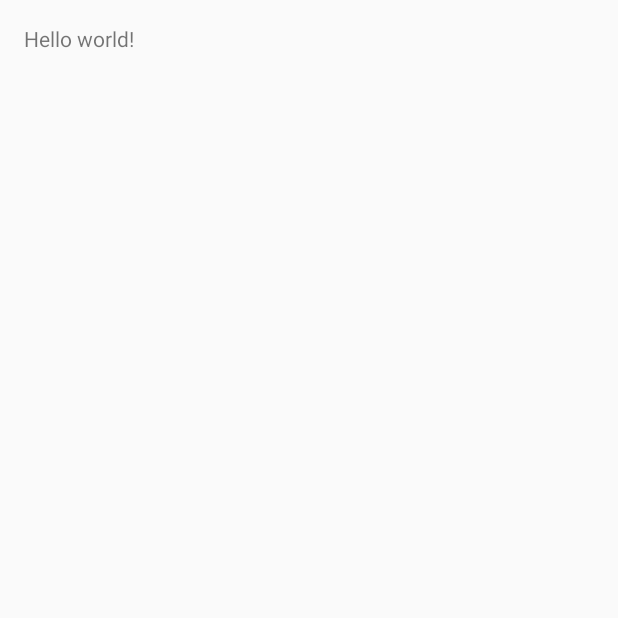
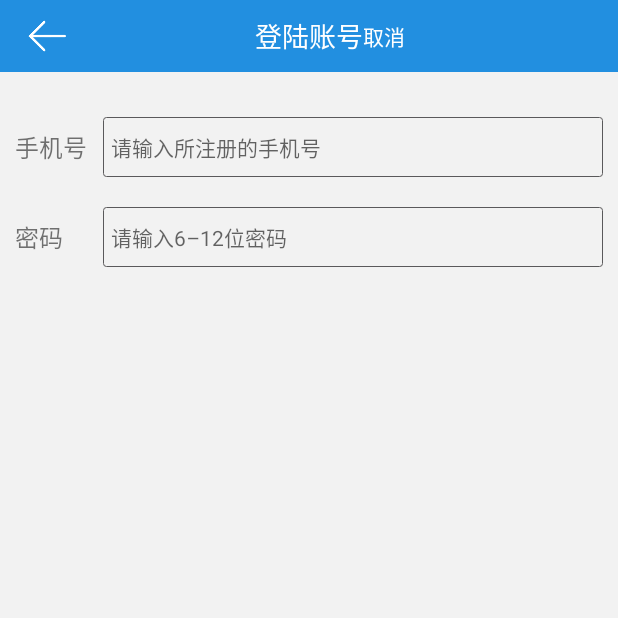
Before and after one commit to miniPinocchio/Ceremony, an Android app: the screen it shows after launch (MainActivity before the commit, LoginActivity after it), on a phone screen of 412 x 824 dp, the top half of it. Before the commit the part shown is almost empty. Run offline under Robolectric (Android 15) with nearby library versions, the phone set to English and light mode, and no system bars; our stand-ins replace ButterKnife.

Commit message:
berial提交

```diff
--- a/app/src/main/java/com/liuhui/ceremony/app/activity/LoginActivity.java
+++ b/app/src/main/java/com/liuhui/ceremony/app/activity/LoginActivity.java
@@ -7,13 +7,15 @@ import android.widget.TextView;
 import com.liuhui.ceremony.app.R;
 import com.liuhui.ceremony.app.base.BaseActivity;
 
+import butterknife.ButterKnife;
 import butterknife.InjectView;
+import butterknife.OnClick;
 
 
 /**
  * 登陆界面
  */
-public class LoginActivity extends BaseActivity implements View.OnClickListener {
+public class LoginActivity extends BaseActivity {
 
 	@InjectView(R.id.back)
 	ImageView back;
@@ -27,18 +29,21 @@ public class LoginActivity extends BaseActivity implements View.OnClickListener
 	@Override
 	protected void initViews() {
 		setContentView(R.layout.activity_login);
-		back.setOnClickListener(this);
+
+		ButterKnife.inject(this);
 
 		title.setText(R.string.login_title);
 		rightText.setText(R.string.cancel);
 	}
 
-	@Override
-	public void onClick(View v) {
+	@OnClick(value = { R.id.back, R.id.actionBarRightText })
+	void setClickEvent(View v) {
 		switch(v.getId()) {
 			case R.id.back:
 				finish();
 				break;
+			case R.id.actionBarRightText:
+				break;
 		}
 	}
 }
--- a/app/src/main/java/com/liuhui/ceremony/app/activity/SplashActivity.java
+++ b/app/src/main/java/com/liuhui/ceremony/app/activity/SplashActivity.java
@@ -19,7 +19,7 @@ public class SplashActivity extends BaseActivity {
 
 			@Override
 			public void run() {
-				startActivity(new Intent(SplashActivity.this, MainActivity.class));
+				startActivity(new Intent(SplashActivity.this, LoginActivity.class));
 				finish();
 			}
 		}, 2000);
--- a/app/src/main/java/com/liuhui/ceremony/app/base/BaseActivity.java
+++ b/app/src/main/java/com/liuhui/ceremony/app/base/BaseActivity.java
@@ -6,8 +6,6 @@ import android.support.v7.app.AppCompatActivity;
 
 import com.liuhui.ceremony.app.AppManager;
 import com.liuhui.ceremony.app.util.LogUtil;
-
-import butterknife.ButterKnife;
 
 /**
  * Activity基类
@@ -41,7 +39,7 @@ public abstract class BaseActivity extends AppCompatActivity {
 		setRequestedOrientation(ActivityInfo.SCREEN_ORIENTATION_PORTRAIT);
 
 		initViews();
-		ButterKnife.inject(this);
+
 		AppManager.getAppManager().addActivity(this);
 	}
 
--- /dev/null
+++ b/app/src/main/res/drawable/shape_round_rect.xml
@@ -0,0 +1,7 @@
+<?xml version="1.0" encoding="utf-8"?>
+<shape xmlns:android="http://schemas.android.com/apk/res/android">
+    <corners android:radius="2dp"/>
+    <stroke
+        android:width="1px"
+        android:color="@color/button_material_dark"/>
+</shape>
--- a/app/src/main/res/layout/activity_login.xml
+++ b/app/src/main/res/layout/activity_login.xml
@@ -5,4 +5,62 @@
               android:orientation="vertical">
 
     <include layout="@layout/action_bar"/>
+
+    <LinearLayout
+        android:layout_width="match_parent"
+        android:layout_height="40dp"
+        android:layout_marginTop="30dp"
+        android:gravity="center_vertical"
+        android:orientation="horizontal"
+        android:paddingLeft="10dp"
+        android:paddingRight="10dp"
+        android:weightSum="1">
+
+        <TextView
+            android:layout_width="0dp"
+            android:layout_height="wrap_content"
+            android:layout_weight="0.15"
+            android:text="@string/mobile_phone"
+            android:textSize="16sp"/>
+
+        <EditText
+            android:layout_width="0dp"
+            android:layout_height="match_parent"
+            android:layout_weight="0.85"
+            android:background="@drawable/shape_round_rect"
+            android:hint="@string/input_login_mobile_phone"
+            android:inputType="phone"
+            android:maxLength="11"
+            android:padding="5dp"
+            android:textSize="14sp"/>
+    </LinearLayout>
+
+    <LinearLayout
+        android:layout_width="match_parent"
+        android:layout_height="40dp"
+        android:layout_marginTop="20dp"
+        android:gravity="center_vertical"
+        android:orientation="horizontal"
+        android:paddingLeft="10dp"
+        android:paddingRight="10dp"
+        android:weightSum="1">
+
+        <TextView
+            android:layout_width="0dp"
+            android:layout_height="wrap_content"
+            android:layout_weight="0.15"
+            android:text="@string/password"
+            android:textSize="16sp"/>
+
+        <EditText
+            android:layout_width="0dp"
+            android:layout_height="match_parent"
+            android:layout_weight="0.85"
+            android:background="@drawable/shape_round_rect"
+            android:hint="@string/input_login_password"
+            android:inputType="textPassword"
+            android:maxLength="12"
+            android:padding="5dp"
+            android:textSize="14sp"/>
+    </LinearLayout>
 </LinearLayout>
--- a/app/src/main/res/values/colors.xml
+++ b/app/src/main/res/values/colors.xml
@@ -2,4 +2,5 @@
 <resources>
     <color name="action_bar_background">#228fe0</color>
     <color name="write">#fff</color>
+    <color name="window_background">#f2f2f2</color>
 </resources>
--- a/app/src/main/res/values/strings.xml
+++ b/app/src/main/res/values/strings.xml
@@ -3,6 +3,11 @@
 
     <string name="login_title">登陆账号</string>
     <string name="cancel">取消</string>
+    <string name="mobile_phone">手机号</string>
+    <string name="password">密码</string>
+    <string name="input_login_mobile_phone">请输入所注册的手机号</string>
+    <string name="input_login_password">请输入6–12位密码</string>
+
     <string name="hello_world">Hello world!</string>
     <string name="action_settings">Settings</string>
 </resources>
--- a/app/src/main/res/values/styles.xml
+++ b/app/src/main/res/values/styles.xml
@@ -3,6 +3,7 @@
     <!-- Base application theme. -->
     <style name="AppTheme" parent="Theme.AppCompat.Light.NoActionBar">
         <!-- Customize your theme here. -->
+        <item name="android:windowBackground">@color/window_background</item>
     </style>
 
 </resources>
```
